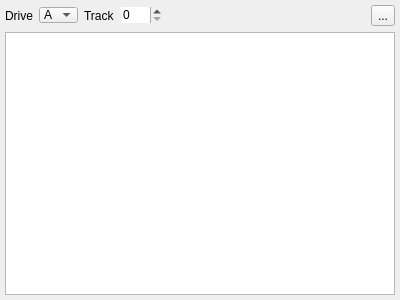
Qt form ui/dbgwidgets/form_fdddump.ui (dotkoval/xpeccy-plus) before a commit.
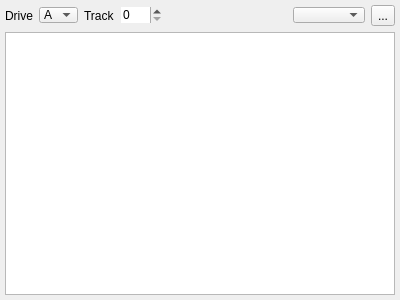
The same form after that commit. Icons and pictures are not drawn. Custom widgets are drawn as their Qt base class.

Diff of the .ui file:
```diff
--- a/ui/dbgwidgets/form_fdddump.ui
+++ b/ui/dbgwidgets/form_fdddump.ui
@@ -102,6 +102,19 @@
        </property>
       </spacer>
      </item>
+     <item>
+      <widget class="QComboBox" name="cbDiskBytes">
+       <property name="maximumSize">
+        <size>
+         <width>16777215</width>
+         <height>16</height>
+        </size>
+       </property>
+       <property name="toolTip">
+        <string>Bytes per row</string>
+       </property>
+      </widget>
+     </item>
      <item>
       <widget class="QToolButton" name="tbTarget">
        <property name="text">
```
